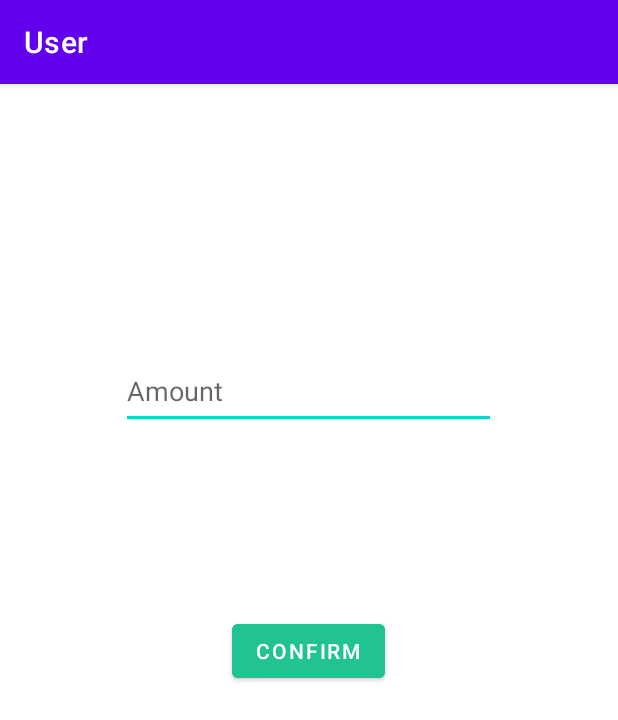
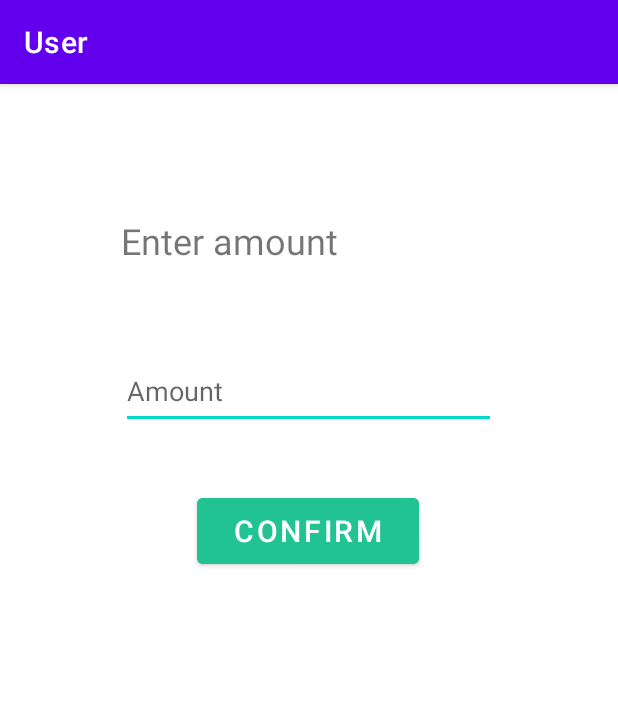
Before and after one commit to IT21229084/MAD-project, an Android app: the Amount screen opened directly, with no data from a screen before it, on a phone screen of 412 x 824 dp. Shown: the top 720 px of the screen. Run offline under Robolectric (Android 15) with nearby library versions, the phone set to English and light mode, and no system bars.

Commit message:
pasindu commit

```diff
--- a/app/src/main/res/layout/activity_add_payment.xml
+++ b/app/src/main/res/layout/activity_add_payment.xml
@@ -211,7 +211,7 @@
         android:layout_height="19dp"
         android:layout_marginTop="8dp"
         android:text="@string/ttlAmout_title"
-        android:textSize="16dp"
+        android:textSize="24sp"
         android:textStyle="bold"
         app:layout_constraintBottom_toBottomOf="parent"
         app:layout_constraintEnd_toEndOf="parent"
--- a/app/src/main/res/layout/activity_amount.xml
+++ b/app/src/main/res/layout/activity_amount.xml
@@ -8,11 +8,12 @@
 
     <Button
         android:id="@+id/confirm_btn"
-        android:layout_width="wrap_content"
-        android:layout_height="wrap_content"
-        android:layout_marginTop="124dp"
+        android:layout_width="148dp"
+        android:layout_height="56dp"
+        android:layout_marginTop="40dp"
         android:backgroundTint="@color/btnColor"
         android:text="Confirm"
+        android:textSize="20sp"
         app:layout_constraintEnd_toEndOf="parent"
         app:layout_constraintHorizontal_bias="0.498"
         app:layout_constraintStart_toStartOf="parent"
@@ -30,4 +31,16 @@
         app:layout_constraintHorizontal_bias="0.497"
         app:layout_constraintStart_toStartOf="parent"
         app:layout_constraintTop_toTopOf="parent" />
+
+    <TextView
+        android:id="@+id/textView15"
+        android:layout_width="196dp"
+        android:layout_height="62dp"
+        android:layout_marginTop="88dp"
+        android:text="Enter amount"
+        android:textSize="24sp"
+        app:layout_constraintEnd_toEndOf="parent"
+        app:layout_constraintHorizontal_bias="0.372"
+        app:layout_constraintStart_toStartOf="parent"
+        app:layout_constraintTop_toTopOf="parent" />
 </androidx.constraintlayout.widget.ConstraintLayout>
```
